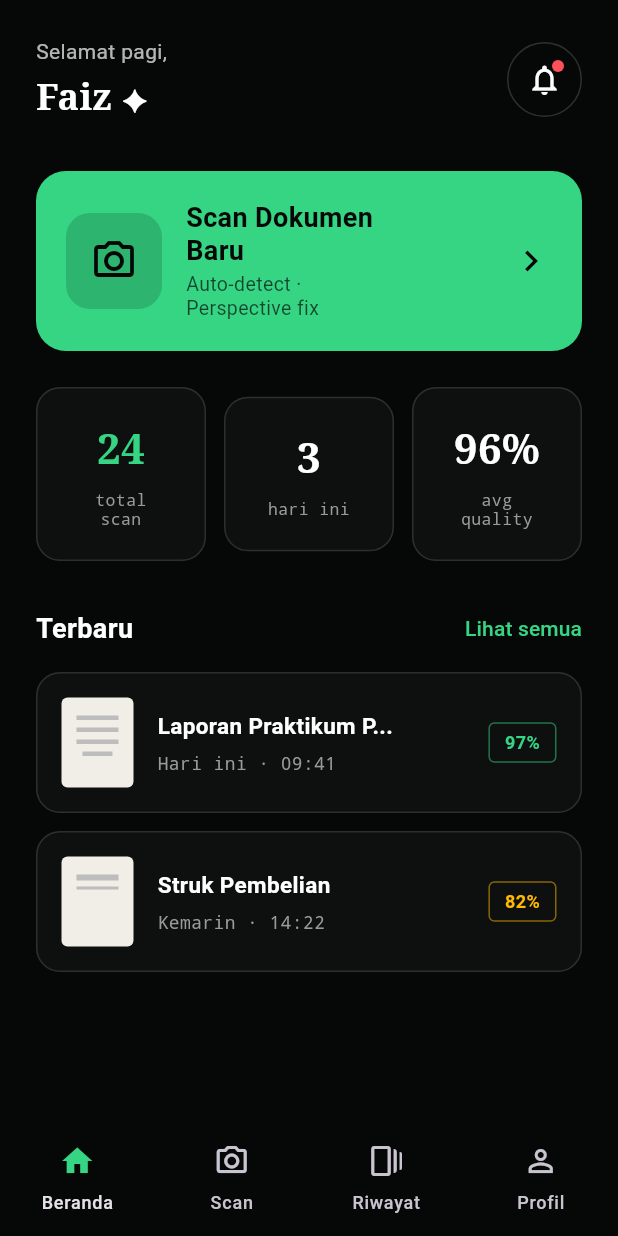
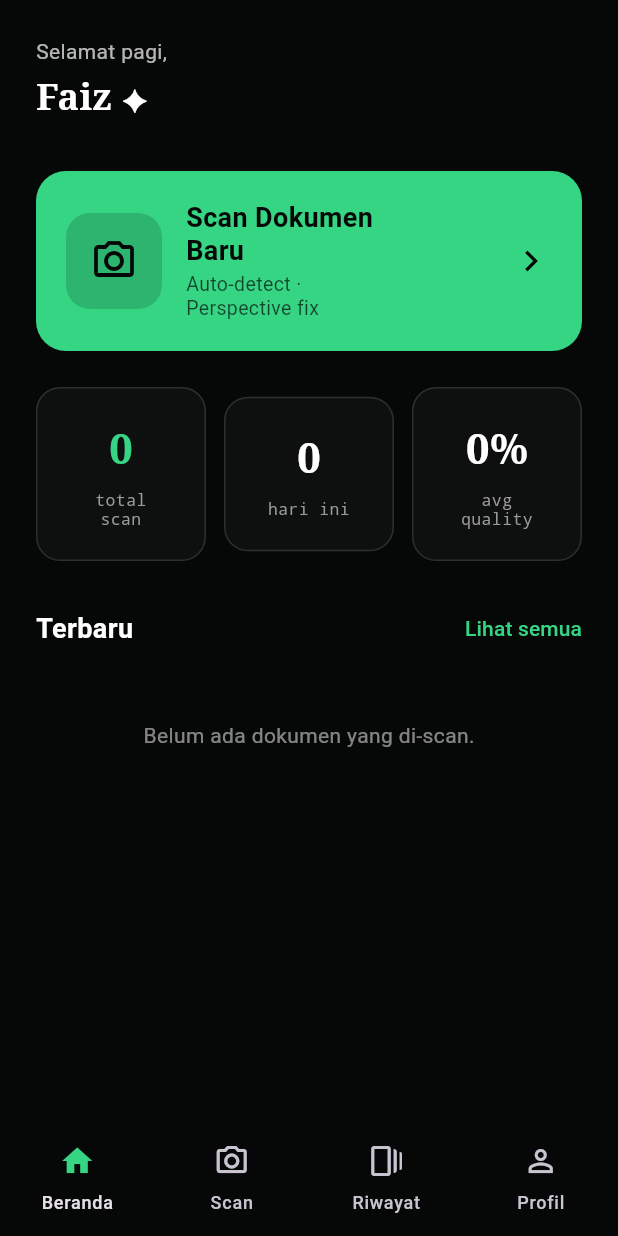
Before and after one commit to MFaizR77/Intelligent-Document-Scanner, a Flutter app: the HomeShell screen opened directly, on a phone screen of 412 x 824 dp. Run offline on Flutter 3.47's test engine with Material 3 defaults, Android fonts, the phone set to English and light mode, and no system bars; our stand-ins replace camera, hive, hive_flutter, image_picker, pdf, permission_handler and 1 more; missing offline and left inert: flutter_isolate, google_mlkit_text_recognition, mongo_dart, opencv_dart; accounts and stored records are empty.

Commit message:
Update ubah nama pdf, notif dihilangkan,

```diff
--- a/lib/services/storage/pdf_export_service.dart
+++ b/lib/services/storage/pdf_export_service.dart
@@ -18,8 +18,9 @@ class PdfExportService {
   Future<String> exportImages(
     List<String> imagePaths, {
     String? hint,
+    String? exactName,
   }) async {
-    final outPath = await FileService.newPdfPath(hint: hint);
+    final outPath = await FileService.newPdfPath(hint: hint, exactName: exactName);
     final doc = pw.Document();
 
     for (final path in imagePaths) {
--- a/lib/views/home/home_screen.dart
+++ b/lib/views/home/home_screen.dart
@@ -1,15 +1,43 @@
 import 'package:flutter/material.dart';
+import 'package:hive_flutter/hive_flutter.dart';
 import 'package:tugasbesar_pcd/config/app_colors.dart';
+import 'package:tugasbesar_pcd/models/scan_result.dart';
 
 class HomeScreen extends StatelessWidget {
-  const HomeScreen({super.key});
+  const HomeScreen({
+    super.key,
+    required this.onScanPressed,
+    required this.onViewAllPressed,
+  });
+
+  final VoidCallback onScanPressed;
+  final VoidCallback onViewAllPressed;
 
   @override
   Widget build(BuildContext context) {
     return Scaffold(
       backgroundColor: AppColors.background,
       body: SafeArea(
-        child: SingleChildScrollView(
+        child: ValueListenableBuilder<Box<ScanResult>>(
+          valueListenable: Hive.box<ScanResult>('scan_results').listenable(),
+          builder: (context, box, _) {
+            final scans = box.values.toList();
+            scans.sort((a, b) => b.scanDate.compareTo(a.scanDate));
+
+            final totalScans = scans.length;
+            final now = DateTime.now();
+            final todayScans = scans.where((s) =>
+                s.scanDate.year == now.year &&
+                s.scanDate.month == now.month &&
+                s.scanDate.day == now.day).length;
+
+            final avgQuality = totalScans > 0
+                ? (scans.map((s) => s.confidenceScore).reduce((a, b) => a + b) / totalScans * 100).round()
+                : 0;
+
+            final recentScans = scans.take(3).toList();
+
+            return SingleChildScrollView(
               padding: const EdgeInsets.all(24.0),
               child: Column(
                 crossAxisAlignment: CrossAxisAlignment.start,
@@ -18,13 +46,15 @@ class HomeScreen extends StatelessWidget {
                   const SizedBox(height: 32),
                   _buildMainActionCard(),
                   const SizedBox(height: 24),
-              _buildStatsRow(),
+                  _buildStatsRow(totalScans, todayScans, avgQuality),
                   const SizedBox(height: 32),
                   _buildRecentHeader(),
                   const SizedBox(height: 16),
-              _buildRecentList(),
+                  _buildRecentList(recentScans),
                 ],
               ),
+            );
+          },
         ),
       ),
     );
@@ -69,40 +99,14 @@ class HomeScreen extends StatelessWidget {
             ),
           ],
         ),
-        Stack(
-          children: [
-            Container(
-              padding: const EdgeInsets.all(12),
-              decoration: BoxDecoration(
-                border: Border.all(color: AppColors.border),
-                shape: BoxShape.circle,
-              ),
-              child: const Icon(
-                Icons.notifications_outlined,
-                color: Colors.white,
-                size: 24,
-              ),
-            ),
-            Positioned(
-              right: 12,
-              top: 12,
-              child: Container(
-                width: 8,
-                height: 8,
-                decoration: const BoxDecoration(
-                  color: AppColors.danger,
-                  shape: BoxShape.circle,
-                ),
-              ),
-            ),
-          ],
-        ),
       ],
     );
   }
 
   Widget _buildMainActionCard() {
-    return Container(
+    return GestureDetector(
+      onTap: onScanPressed,
+      child: Container(
         padding: const EdgeInsets.all(20),
         decoration: BoxDecoration(
           color: AppColors.primary,
@@ -155,17 +159,18 @@ class HomeScreen extends StatelessWidget {
             ),
           ],
         ),
+      ),
     );
   }
 
-  Widget _buildStatsRow() {
+  Widget _buildStatsRow(int totalScans, int todayScans, int avgQuality) {
     return Row(
       children: [
-        Expanded(child: _buildStatCard('24', 'total\nscan', isGreen: true)),
+        Expanded(child: _buildStatCard(totalScans.toString(), 'total\nscan', isGreen: true)),
         const SizedBox(width: 12),
-        Expanded(child: _buildStatCard('3', 'hari ini', isGreen: false)),
+        Expanded(child: _buildStatCard(todayScans.toString(), 'hari ini', isGreen: false)),
         const SizedBox(width: 12),
-        Expanded(child: _buildStatCard('96%', 'avg\nquality', isGreen: false)),
+        Expanded(child: _buildStatCard('$avgQuality%', 'avg\nquality', isGreen: false)),
       ],
     );
   }
@@ -218,7 +223,7 @@ class HomeScreen extends StatelessWidget {
           ),
         ),
         TextButton(
-          onPressed: () {},
+          onPressed: onViewAllPressed,
           style: TextButton.styleFrom(
             padding: EdgeInsets.zero,
             minimumSize: Size.zero,
@@ -236,24 +241,48 @@ class HomeScreen extends StatelessWidget {
     );
   }
 
-  Widget _buildRecentList() {
+  Widget _buildRecentList(List<ScanResult> recentScans) {
+    if (recentScans.isEmpty) {
+      return Center(
+        child: Padding(
+          padding: const EdgeInsets.symmetric(vertical: 32),
+          child: Text(
+            'Belum ada dokumen yang di-scan.',
+            style: TextStyle(color: Colors.white.withOpacity(0.5)),
+          ),
+        ),
+      );
+    }
+
     return Column(
-      children: [
-        _buildRecentItem(
-          'Laporan Praktikum P...',
-          'Hari ini · 09:41',
-          '97%',
-          AppColors.primary,
+      children: recentScans.map((scan) {
+        final now = DateTime.now();
+        final isToday = scan.scanDate.year == now.year &&
+                        scan.scanDate.month == now.month &&
+                        scan.scanDate.day == now.day;
+        final timeStr = '${scan.scanDate.hour.toString().padLeft(2, '0')}:${scan.scanDate.minute.toString().padLeft(2, '0')}';
+        final subtitle = isToday ? 'Hari ini · $timeStr' : '${scan.scanDate.day}/${scan.scanDate.month}/${scan.scanDate.year} · $timeStr';
+
+        final qualityPercent = (scan.confidenceScore * 100).round();
+        final qualityColor = qualityPercent >= 90 ? AppColors.primary
+            : (qualityPercent >= 70 ? AppColors.warning : AppColors.danger);
+
+        final isStruk = scan.documentType.toLowerCase().contains('struk');
+
+        // Coba ekstrak nama dari path atau gunakan tipe dokumen
+        final title = scan.documentType.isNotEmpty ? 'Scan ${scan.documentType}' : 'Dokumen Scan';
+
+        return Padding(
+          padding: const EdgeInsets.only(bottom: 12),
+          child: _buildRecentItem(
+            title,
+            subtitle,
+            '$qualityPercent%',
+            qualityColor,
+            isStruk: isStruk,
           ),
-        const SizedBox(height: 12),
-        _buildRecentItem(
-          'Struk Pembelian',
-          'Kemarin · 14:22',
-          '82%',
-          AppColors.warning,
-          isStruk: true,
-        ),
-      ],
+        );
+      }).toList(),
     );
   }
 
--- a/lib/views/home/home_shell.dart
+++ b/lib/views/home/home_shell.dart
@@ -21,11 +21,18 @@ class _HomeShellState extends State<HomeShell> {
       backgroundColor: AppColors.background,
       body: IndexedStack(
         index: _index,
-        children: const [
-          HomeScreen(),
-          ScannerScreen(),
-          HistoryScreen(),
-          ProfileScreen(),
+        children: [
+          HomeScreen(
+            onScanPressed: () {
+              setState(() => _index = 1);
+            },
+            onViewAllPressed: () {
+              setState(() => _index = 2);
+            },
+          ),
+          const ScannerScreen(),
+          const HistoryScreen(),
+          const ProfileScreen(),
         ],
       ),
       bottomNavigationBar: NavigationBar(
```
Also changed, not shown: lib/services/storage/file_service.dart (+8 -1 lines), lib/views/history/scan_detail_screen.dart (+38 -1 lines), lib/views/processing/scan_result_screen.dart (+38 -1 lines). Lines whose indentation alone changed are shown as unchanged.
